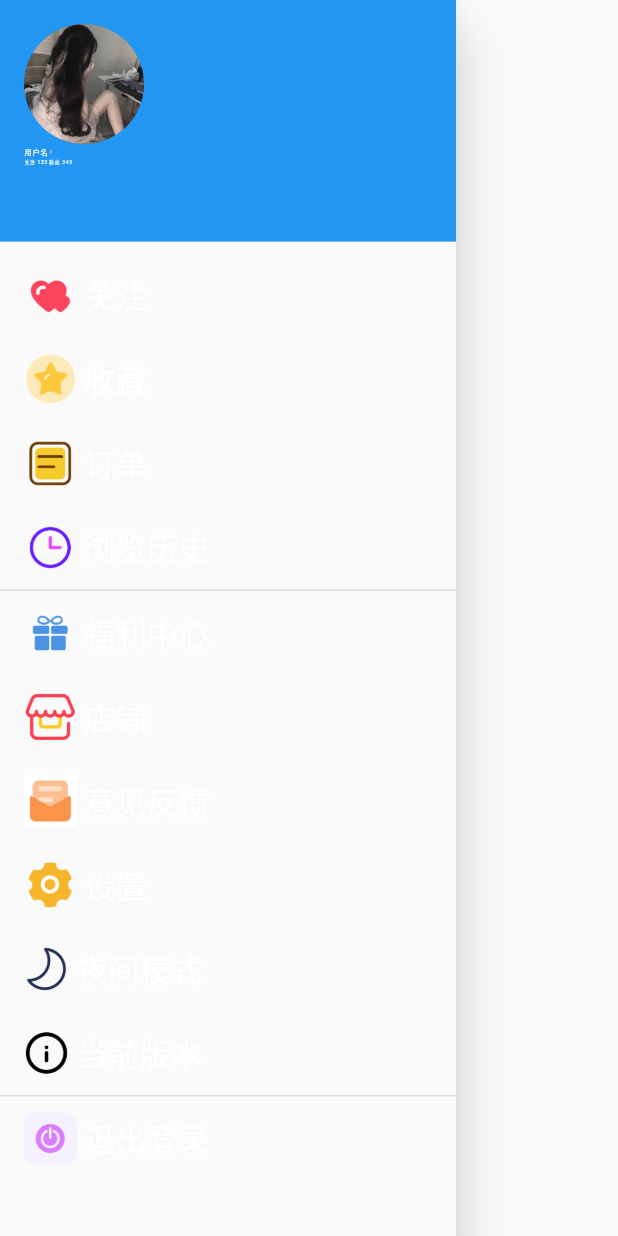
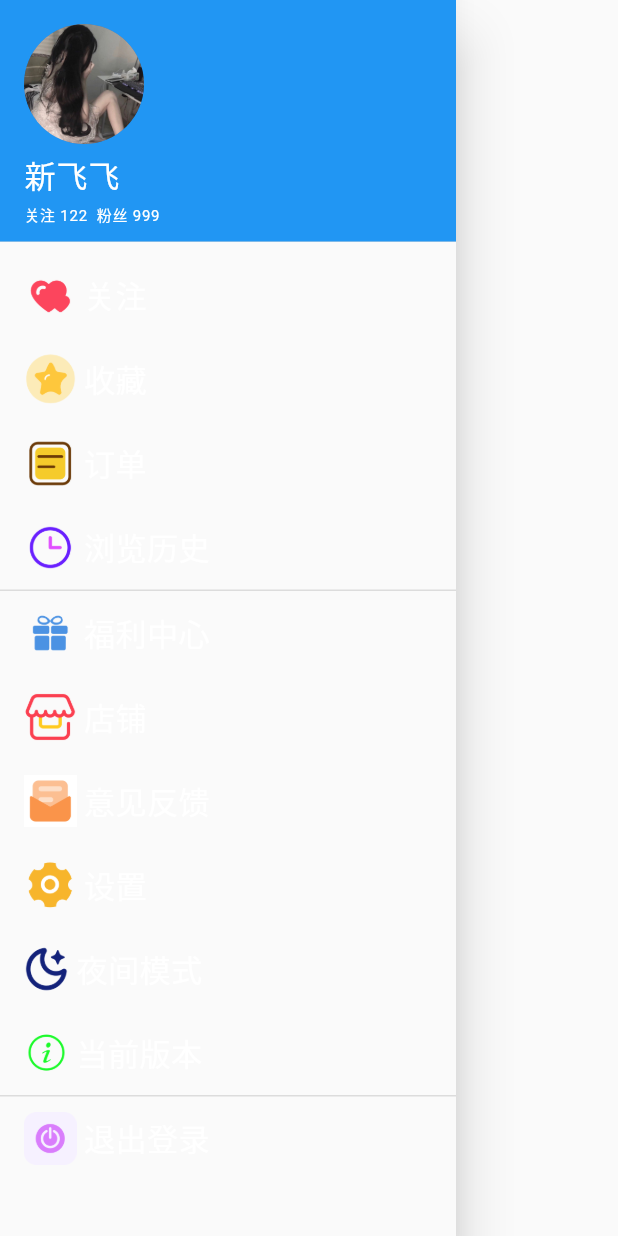
Before and after one commit to daicx/skuu_web, a Flutter app: the DrawerPage widget shown alone on an empty page, opened directly, on a phone screen of 412 x 824 dp. Run offline on Flutter 3.47's test engine with Material 2 defaults, Android fonts, the phone set to English and light mode, and no system bars; our stand-ins replace adaptive_dialog, auto_size_text, dash_chat_2, fluro, flutter_screenutil, scrollable_positioned_list and 1 more; missing offline and left inert: comment_tree, dart:html, dash_chat, lpinyin; network calls fail; key blocks and very long unbroken strings in the code were emptied for the run.

Commit message:
我的暂时完成

```diff
--- a/lib/pages/drawer_page.dart
+++ b/lib/pages/drawer_page.dart
@@ -35,47 +35,19 @@ class _DrawerPage extends State<DrawerPage> {
                     backgroundImage: AssetImage('imgs/user_default.png'),
                   ),
                   SizedBox(
-                    height: 5.h,
+                    height: 5,
                   ),
-                  Row(
-                    children: [
-                      Text(
-                        '用户名',
-                        style: TextStyle(color: Colors.white, fontSize: 15.sp),
-                      ),
-                      Image.asset(
-                        'imgs/img_default.png',
-                        width: 10.w,
-                        height: 20.h,
-                      ),
-                    ],
+                  Text(
+                    '新飞飞',
+                    style: TextStyle(color: Colors.white,),
                   ),
                   SizedBox(
-                    height: 3.h,
+                    height: 3,
                   ),
-                  Row(
-                    children: [
-                      Text(
-                        '关注 ',
-                        style: TextStyle(color: Colors.white, fontSize: 10.sp),
-                      ),
-                      Text(
-                        '123',
-                        style: TextStyle(color: Colors.white, fontSize: 10.sp),
-                      ),
-                      SizedBox(
-                        width: 2.w,
-                      ),
-                      Text(
-                        '粉丝 ',
-                        style: TextStyle(color: Colors.white, fontSize: 10.sp),
-                      ),
-                      Text(
-                        '345',
-                        style: TextStyle(color: Colors.white, fontSize: 10.sp),
-                      ),
-                    ],
-                  ),
+                  Text(
+                    '关注 122  粉丝 999',
+                    style: TextStyle(color: Colors.white, fontSize: 10),
+                  )
                 ],
               )),
           ListTile(
```
Also changed, not shown: lib/component/grow_transition_widget.dart (added, +28 -0 lines), lib/pages/index/home.dart (+6 -17 lines), imgs/hy.gif (added), imgs/night.png, imgs/version.png.
